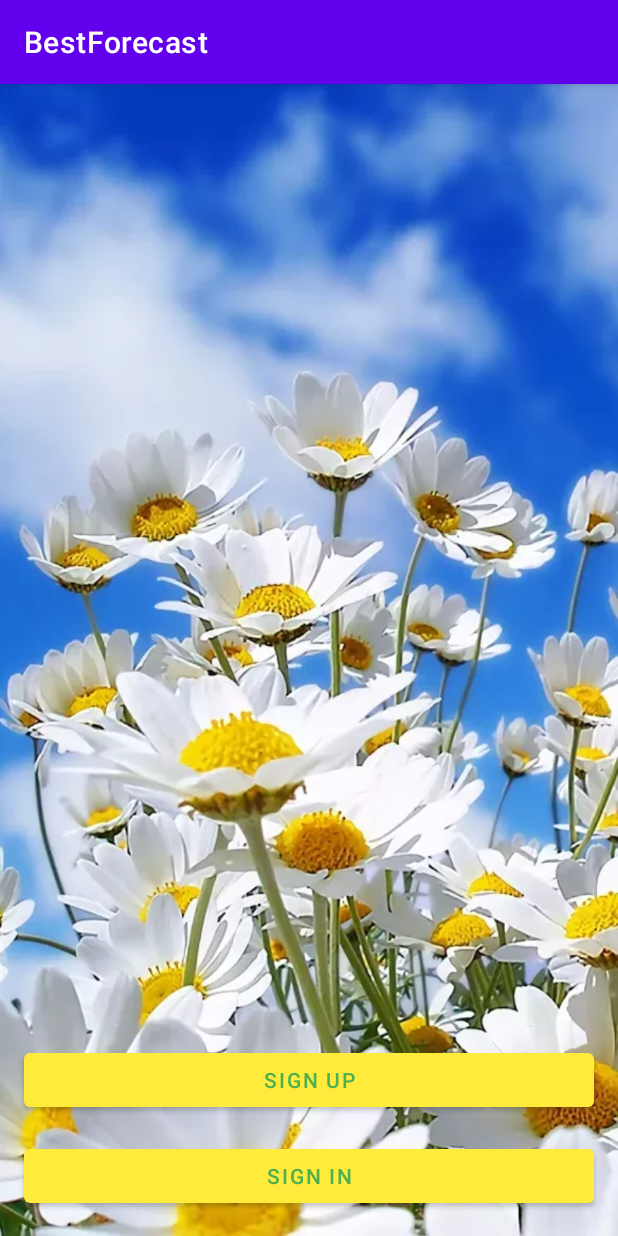
After one commit to Tsiuryn/BestForecast, an Android app: the fragment StartFragment shown on its own in the app's theme, on a phone screen of 412 x 824 dp. The commit adds this screen. Run offline under Robolectric (Android 15) with nearby library versions, the phone set to English and light mode, and no system bars.

Commit message:
added start screen

```diff
--- /dev/null
+++ b/app/src/main/java/com/ts/alex/bestforecast/ui/start/StartFragment.kt
@@ -0,0 +1,60 @@
+package com.ts.alex.bestforecast.ui.start
+
+import android.os.Bundle
+import androidx.fragment.app.Fragment
+import android.view.LayoutInflater
+import android.view.View
+import android.view.ViewGroup
+import com.ts.alex.bestforecast.R
+
+// TODO: Rename parameter arguments, choose names that match
+// the fragment initialization parameters, e.g. ARG_ITEM_NUMBER
+private const val ARG_PARAM1 = "param1"
+private const val ARG_PARAM2 = "param2"
+
+/**
+ * A simple [Fragment] subclass.
+ * Use the [StartFragment.newInstance] factory method to
+ * create an instance of this fragment.
+ */
+class StartFragment : Fragment() {
+    // TODO: Rename and change types of parameters
+    private var param1: String? = null
+    private var param2: String? = null
+
+    override fun onCreate(savedInstanceState: Bundle?) {
+        super.onCreate(savedInstanceState)
+        arguments?.let {
+            param1 = it.getString(ARG_PARAM1)
+            param2 = it.getString(ARG_PARAM2)
+        }
+    }
+
+    override fun onCreateView(
+        inflater: LayoutInflater, container: ViewGroup?,
+        savedInstanceState: Bundle?
+    ): View? {
+        // Inflate the layout for this fragment
+        return inflater.inflate(R.layout.fragment_start, container, false)
+    }
+
+    companion object {
+        /**
+         * Use this factory method to create a new instance of
+         * this fragment using the provided parameters.
+         *
+         * @param param1 Parameter 1.
+         * @param param2 Parameter 2.
+         * @return A new instance of fragment StartFragment.
+         */
+        // TODO: Rename and change types and number of parameters
+        @JvmStatic
+        fun newInstance(param1: String, param2: String) =
+            StartFragment().apply {
+                arguments = Bundle().apply {
+                    putString(ARG_PARAM1, param1)
+                    putString(ARG_PARAM2, param2)
+                }
+            }
+    }
+}
--- /dev/null
+++ b/app/src/main/res/layout/fragment_start.xml
@@ -0,0 +1,38 @@
+<?xml version="1.0" encoding="utf-8"?>
+<androidx.constraintlayout.widget.ConstraintLayout xmlns:android="http://schemas.android.com/apk/res/android"
+    xmlns:tools="http://schemas.android.com/tools"
+    android:layout_width="match_parent"
+    android:layout_height="match_parent"
+    xmlns:app="http://schemas.android.com/apk/res-auto"
+    android:orientation="vertical"
+    android:gravity="bottom"
+    tools:context=".ui.start.StartFragment">
+
+    <ImageView
+        android:id="@+id/imageView"
+        android:layout_width="match_parent"
+        android:layout_height="match_parent"
+        android:background="@drawable/ic_start_screen"
+        app:layout_constraintStart_toStartOf="parent"
+        app:layout_constraintTop_toTopOf="parent" />
+
+    <com.google.android.material.button.MaterialButton
+        android:id="@+id/vSignUp"
+        style="@style/StartButton"
+        android:layout_width="match_parent"
+        android:layout_height="wrap_content"
+        android:text="@string/start_sign_up"
+        app:layout_constraintBottom_toTopOf="@+id/vSignIn"
+        app:layout_constraintStart_toStartOf="parent" />
+
+    <com.google.android.material.button.MaterialButton
+        android:id="@+id/vSignIn"
+        style="@style/StartButton"
+        android:layout_width="match_parent"
+        android:layout_height="wrap_content"
+        android:text="@string/start_sign_in"
+        app:layout_constraintBottom_toBottomOf="@+id/imageView"
+        app:layout_constraintStart_toStartOf="parent" />
+
+
+</androidx.constraintlayout.widget.ConstraintLayout>
--- a/app/src/main/res/values/strings.xml
+++ b/app/src/main/res/values/strings.xml
@@ -1,3 +1,7 @@
 <resources>
     <string name="app_name">BestForecast</string>
+    <!-- TODO: Remove or change this placeholder text -->
+    <string name="hello_blank_fragment">Hello blank fragment</string>
+    <string name="start_sign_up">Sign up</string>
+    <string name="start_sign_in">Sign in</string>
 </resources>
--- a/app/src/main/res/values/themes.xml
+++ b/app/src/main/res/values/themes.xml
@@ -17,4 +17,13 @@
     <style name="SplashTheme" parent="Theme.MaterialComponents.NoActionBar">
         <item name="android:windowBackground">@drawable/ic_splash_screen</item>
     </style>
+
+    <style name="StartButton" parent="TextAppearance.MaterialComponents.Button">
+        <item name="android:textSize">14sp</item>
+        <item name="backgroundTint">#FFEB3B</item>
+        <item name="android:textColor">#4CAF50</item>
+        <item name="android:layout_marginBottom">16dp</item>
+        <item name="android:layout_marginLeft">16dp</item>
+        <item name="android:layout_marginRight">16dp</item>
+    </style>
 </resources>
```
Also changed, not shown: app/build.gradle (+9 -0 lines), app/src/main/java/com/ts/alex/bestforecast/MainActivity.kt (+9 -1 lines), app/src/main/res/layout/activity_main.xml (+6 -11 lines), app/src/main/res/drawable/ic_start_screen.png (added).
